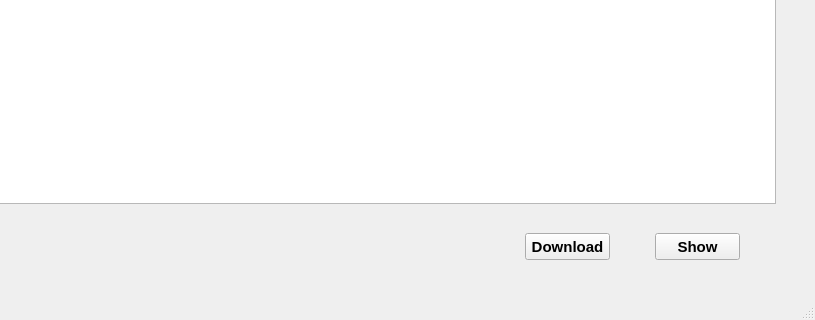
Old version of the form gui_data/frm_main_window.ui in the repository kowmang/Eqsl_Program; both pictures show x 385 to 1200 and y 480 to 800 of the 1200 by 800 pixel window.
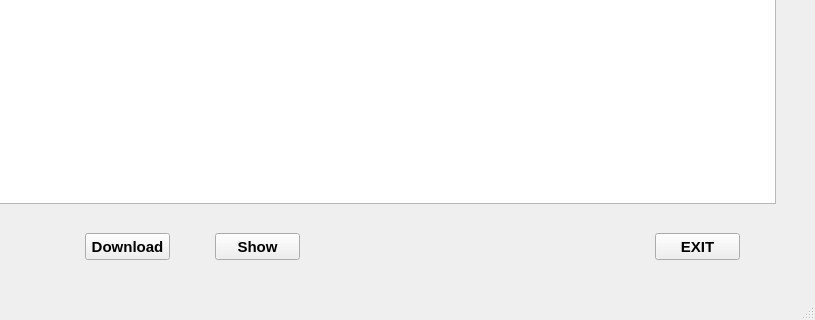
New version of the form.

Commit message: splitted the import windows to single and bulk, added cancel btn in both and exit button in mainwindow

What changed in the file:
```diff
--- a/gui_data/frm_main_window.ui
+++ b/gui_data/frm_main_window.ui
@@ -334,7 +334,7 @@
    <widget class="QPushButton" name="btn_show">
     <property name="geometry">
      <rect>
-      <x>1040</x>
+      <x>600</x>
       <y>690</y>
       <width>85</width>
       <height>27</height>
@@ -353,7 +353,7 @@
    <widget class="QPushButton" name="btn_download">
     <property name="geometry">
      <rect>
-      <x>910</x>
+      <x>470</x>
       <y>690</y>
       <width>85</width>
       <height>27</height>
@@ -407,6 +407,25 @@
      <string>Mark all</string>
     </property>
    </widget>
+   <widget class="QPushButton" name="btn_exit_program">
+    <property name="geometry">
+     <rect>
+      <x>1040</x>
+      <y>690</y>
+      <width>85</width>
+      <height>27</height>
+     </rect>
+    </property>
+    <property name="font">
+     <font>
+      <pointsize>11</pointsize>
+      <bold>true</bold>
+     </font>
+    </property>
+    <property name="text">
+     <string>EXIT</string>
+    </property>
+   </widget>
   </widget>
   <widget class="QMenuBar" name="menubar">
    <property name="geometry">
```
Left out of the diff: 12 changed lines with no effect on the pictures. The commit also changes 7 other files.
